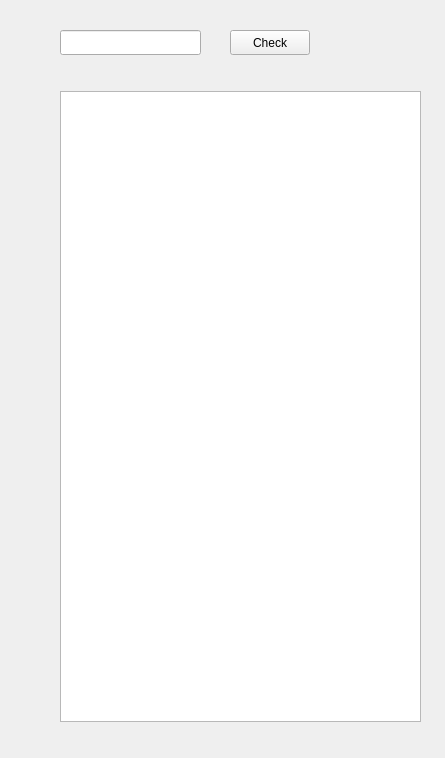
Before: the Qt Designer form mainwindow.ui in XianFN/Top-Down-Parser, drawn with Qt 5.
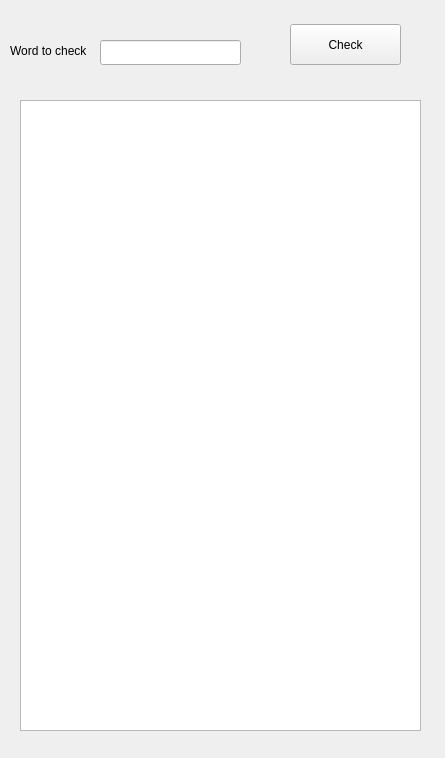
After: the same form once the commit is applied.

The edit to the form file:
```diff
--- a/mainwindow.ui
+++ b/mainwindow.ui
@@ -20,9 +20,9 @@
             <widget class="QTreeWidget" name="treeWidget">
                 <property name="geometry">
                     <rect>
-                        <x>60</x>
-                        <y>91</y>
-                        <width>361</width>
+                        <x>20</x>
+                        <y>100</y>
+                        <width>401</width>
                         <height>631</height>
                     </rect>
                 </property>
@@ -33,10 +33,10 @@
             <widget class="QPushButton" name="pushButton">
                 <property name="geometry">
                     <rect>
-                        <x>230</x>
-                        <y>30</y>
-                        <width>80</width>
-                        <height>25</height>
+                        <x>290</x>
+                        <y>24</y>
+                        <width>111</width>
+                        <height>41</height>
                     </rect>
                 </property>
                 <property name="text">
@@ -46,8 +46,8 @@
             <widget class="QLineEdit" name="lineEdit">
                 <property name="geometry">
                     <rect>
-                        <x>60</x>
-                        <y>30</y>
+                        <x>100</x>
+                        <y>40</y>
                         <width>141</width>
                         <height>25</height>
                     </rect>
@@ -56,8 +56,8 @@
             <widget class="QLabel" name="label">
                 <property name="geometry">
                     <rect>
-                        <x>60</x>
-                        <y>60</y>
+                        <x>20</x>
+                        <y>70</y>
                         <width>291</width>
                         <height>17</height>
                     </rect>
@@ -72,6 +72,20 @@
                 </property>
             </widget>
 
+            <widget class="QLabel" name="label_3">
+                <property name="geometry">
+                    <rect>
+                        <x>10</x>
+                        <y>40</y>
+                        <width>111</width>
+                        <height>21</height>
+                    </rect>
+                </property>
+                <property name="text">
+                    <string>Word to check</string>
+                </property>
+            </widget>
+
         </widget>
     </widget>
     <pixmapfunction/>
```
